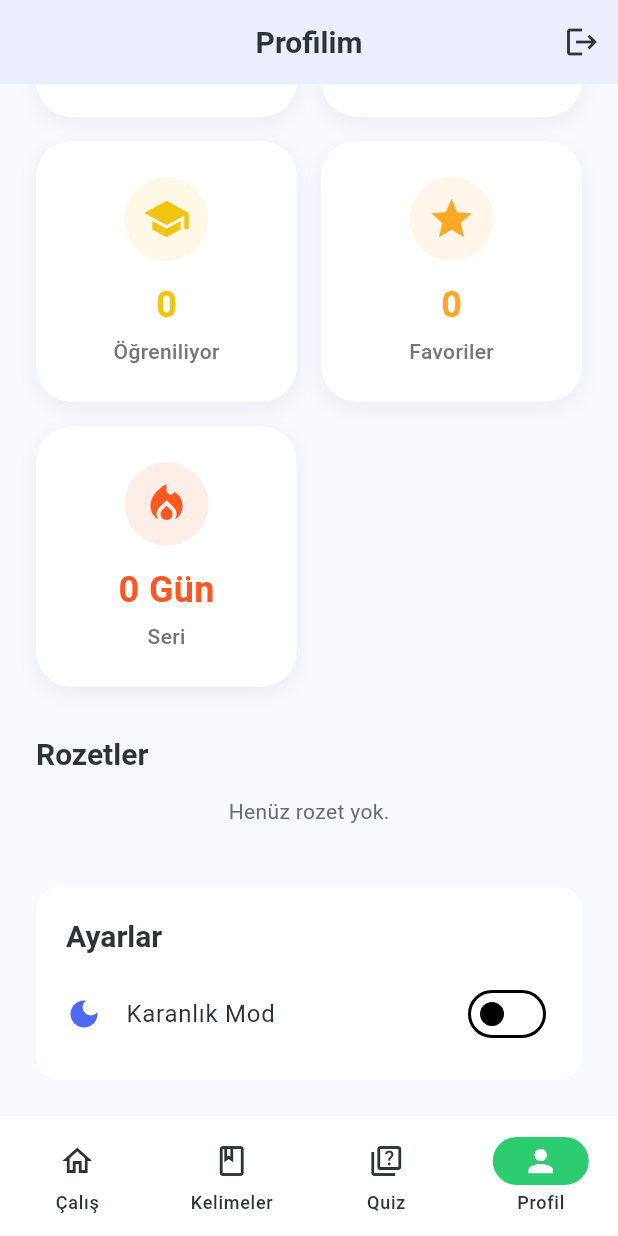
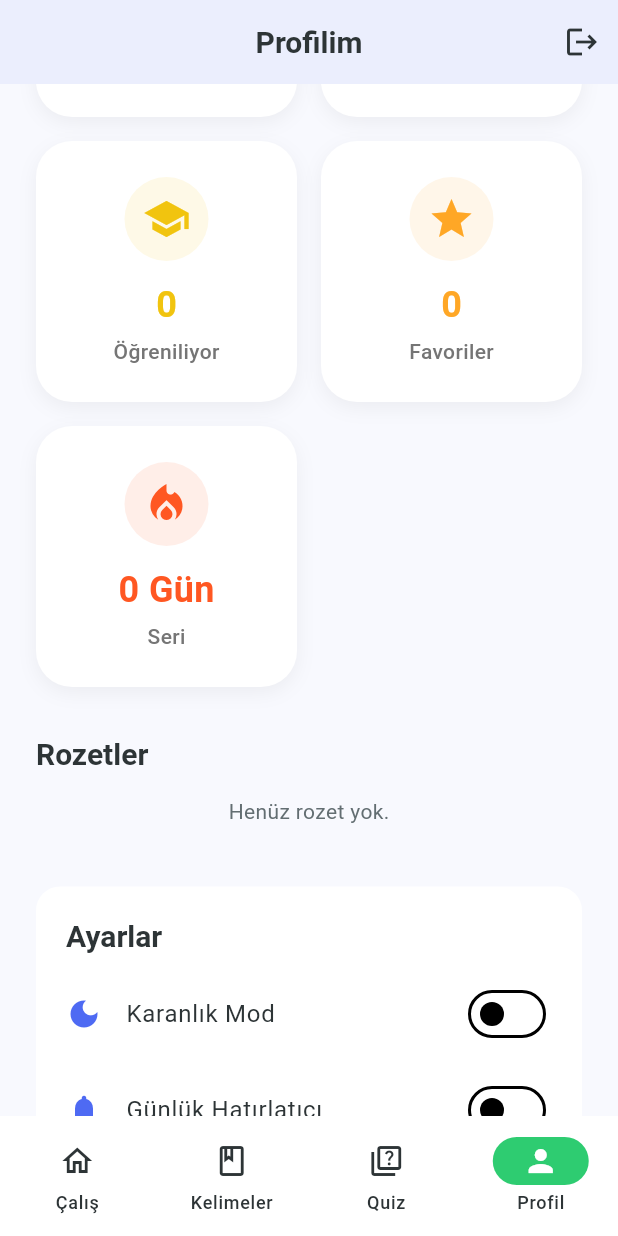
Before and after one commit to AhmetYalcinkaya/YDS, a Flutter app: the screen it shows once a user with an empty profile is signed in, item 4 of the bottom bar chosen, scrolled down 713 dp, on a phone screen of 412 x 824 dp. Run offline on Flutter 3.47's test engine with Material 3 defaults, Android fonts, the phone set to English and light mode, and no system bars; our stand-ins replace confetti, fl_chart, flutter_animate, flutter_dotenv, flutter_local_notifications, flutter_riverpod and 5 more; accounts and stored records are empty.

Commit message:
theme imp

```diff
--- a/yds_app/lib/features/study/presentation/pages/profile_page.dart
+++ b/yds_app/lib/features/study/presentation/pages/profile_page.dart
@@ -13,6 +13,13 @@ import '../../../gamification/presentation/providers/gamification_provider.dart'
 import '../../../gamification/presentation/pages/leaderboard_page.dart';
 import 'statistics_page.dart';
 import 'word_list_page.dart';
+import '../../../../core/services/notification_service.dart';
+
+// Simple providers for notification state (should be moved to a proper controller later)
+final notificationEnabledProvider = StateProvider<bool>((ref) => false);
+final notificationTimeProvider = StateProvider<TimeOfDay>(
+  (ref) => const TimeOfDay(hour: 19, minute: 0),
+);
 
 class ProfilePage extends ConsumerStatefulWidget {
   const ProfilePage({super.key});
@@ -289,12 +296,104 @@ class _ProfilePageState extends ConsumerState<ProfilePage> {
                       ),
                     ],
                   ),
+                  const SizedBox(height: 16),
+                  _buildNotificationSettings(context, ref),
                 ],
               ),
             ),
           ],
         ),
       ),
+    );
+  }
+
+  Widget _buildNotificationSettings(BuildContext context, WidgetRef ref) {
+    return Consumer(
+      builder: (context, ref, _) {
+        // Simple state management for demo purposes
+        // In a real app, this should be in a provider/controller
+        final areNotificationsEnabled = ref.watch(notificationEnabledProvider);
+        final notificationTime = ref.watch(notificationTimeProvider);
+
+        return Column(
+          children: [
+            Row(
+              children: [
+                Icon(
+                  Icons.notifications,
+                  color: Theme.of(context).primaryColor,
+                ),
+                const SizedBox(width: 16),
+                Expanded(
+                  child: Text(
+                    'Günlük Hatırlatıcı',
+                    style: Theme.of(context).textTheme.bodyLarge,
+                  ),
+                ),
+                Switch(
+                  value: areNotificationsEnabled,
+                  onChanged: (value) async {
+                    ref.read(notificationEnabledProvider.notifier).state =
+                        value;
+                    if (value) {
+                      final granted = await NotificationService()
+                          .requestPermissions();
+                      if (granted == true) {
+                        await NotificationService().scheduleDailyReminder(
+                          notificationTime,
+                        );
+                      } else {
+                        ref.read(notificationEnabledProvider.notifier).state =
+                            false;
+                        if (context.mounted) {
+                          ScaffoldMessenger.of(context).showSnackBar(
+                            const SnackBar(
+                              content: Text('Bildirim izni verilmedi'),
+                            ),
+                          );
+                        }
+                      }
+                    } else {
+                      await NotificationService().cancelAll();
+                    }
+                  },
+                ),
+              ],
+            ),
+            if (areNotificationsEnabled) ...[
+              const SizedBox(height: 8),
+              InkWell(
+                onTap: () async {
+                  final TimeOfDay? picked = await showTimePicker(
+                    context: context,
+                    initialTime: notificationTime,
+                  );
+                  if (picked != null) {
+                    ref.read(notificationTimeProvider.notifier).state = picked;
+                    await NotificationService().scheduleDailyReminder(picked);
+                  }
+                },
+                child: Padding(
+                  padding: const EdgeInsets.only(left: 40, top: 8, bottom: 8),
+                  child: Row(
+                    children: [
+                      Text(
+                        'Saat: ${notificationTime.format(context)}',
+                        style: TextStyle(
+                          color: Theme.of(context).primaryColor,
+                          fontWeight: FontWeight.bold,
+                        ),
+                      ),
+                      const Spacer(),
+                      const Icon(Icons.edit, size: 16, color: Colors.grey),
+                    ],
+                  ),
+                ),
+              ),
+            ],
+          ],
+        );
+      },
     );
   }
 
```
Also changed, not shown: yds_app/lib/core/services/notification_service.dart (added, +94 -0 lines), yds_app/lib/features/study/presentation/pages/study_dashboard_page.dart (+34 -2 lines), yds_app/lib/features/study/presentation/widgets/word_list_view.dart (+16 -6 lines).
